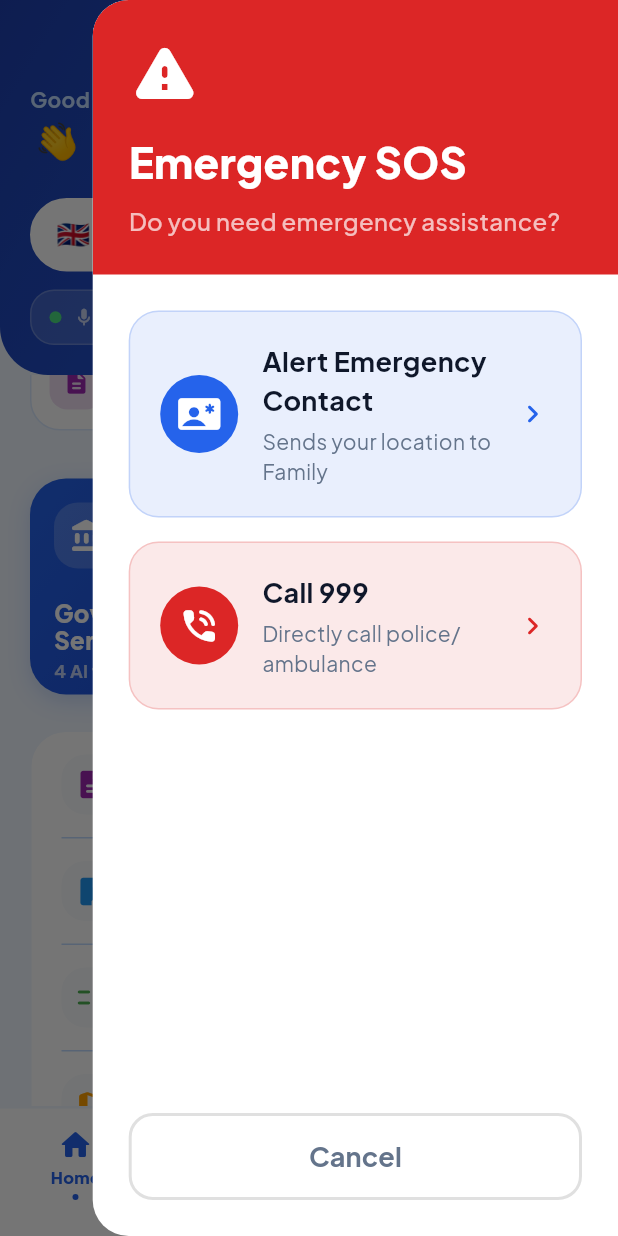
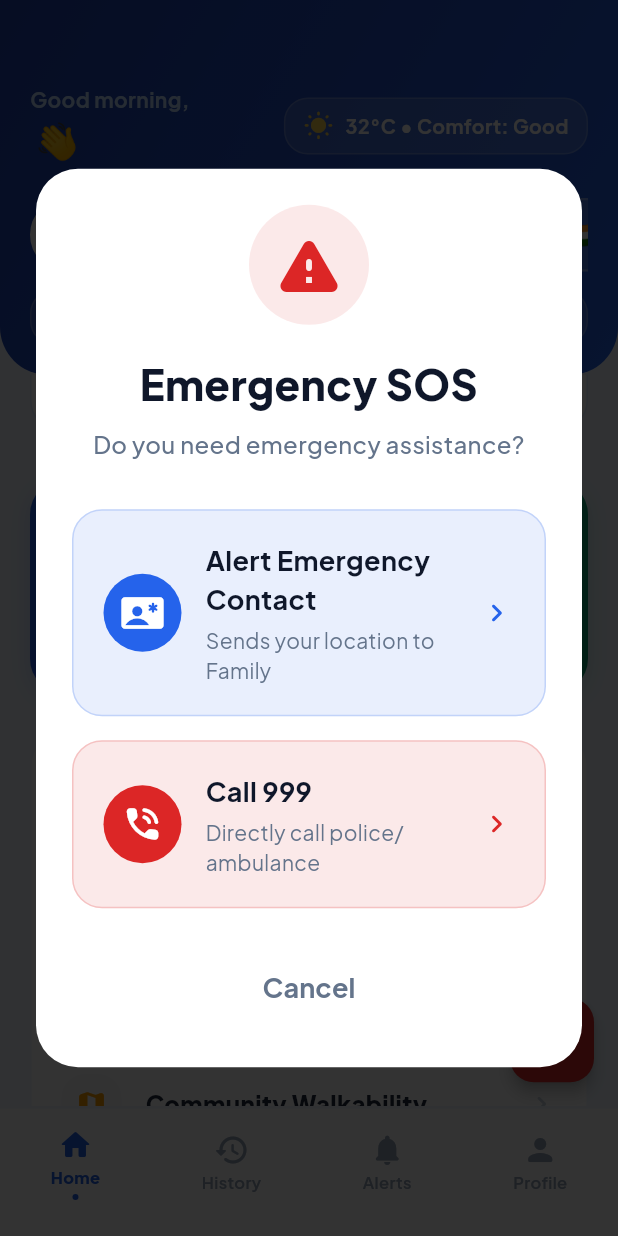
Before and after one commit to simyeeteng/SuaraWarga-AI, a Flutter app: the AppShell screen opened by its route, scrolled down 576 dp, after a tap on the "sos" icon, on a phone screen of 412 x 824 dp. Run offline on Flutter 3.47's test engine with Material 3 defaults, Android fonts, the phone set to English and light mode, and no system bars; our stand-ins replace google_fonts; accounts and stored records are empty.

Commit message:
Refactor SOS UI to a centered Dialog popup per user request

```diff
--- a/lib/shared/widgets/app_shell.dart
+++ b/lib/shared/widgets/app_shell.dart
@@ -37,52 +37,51 @@ class AppShell extends StatelessWidget {
 
     return Scaffold(
       body: body,
-      endDrawer: Drawer(
-        width: MediaQuery.of(context).size.width * 0.85,
+      floatingActionButton: FloatingActionButton(
+        onPressed: () {
+          HapticFeedback.mediumImpact();
+          showDialog(
+            context: context,
+            barrierColor: Colors.black.withOpacity(0.8), // Darkened backdrop to focus on center
+            builder: (ctx) => Dialog(
+              shape: RoundedRectangleBorder(borderRadius: BorderRadius.circular(28)),
               backgroundColor: appState.highContrast ? Colors.black : Colors.white,
-        shape: const RoundedRectangleBorder(
-          borderRadius: BorderRadius.horizontal(left: Radius.circular(24)),
+              insetPadding: const EdgeInsets.symmetric(horizontal: 24, vertical: 24),
+              child: Padding(
+                padding: const EdgeInsets.all(24),
+                child: Column(
+                  mainAxisSize: MainAxisSize.min, // Keeps it centered and tightly wrapped
+                  children: [
+                    // Visual Header
+                    Container(
+                      padding: const EdgeInsets.all(16),
+                      decoration: BoxDecoration(
+                        color: const Color(0xFFDC2626).withOpacity(0.1),
+                        shape: BoxShape.circle,
                       ),
-        child: SafeArea(
-          child: Column(
-            crossAxisAlignment: CrossAxisAlignment.stretch,
-            children: [
-              Container(
-                padding: const EdgeInsets.all(24),
-                decoration: const BoxDecoration(
-                  color: Color(0xFFDC2626),
-                  borderRadius: BorderRadius.only(topLeft: Radius.circular(24)),
+                      child: const Icon(Icons.warning_rounded, size: 48, color: Color(0xFFDC2626)),
                     ),
-                child: Column(
-                  crossAxisAlignment: CrossAxisAlignment.start,
-                  children: [
-                    const Icon(Icons.warning_rounded, size: 48, color: Colors.white),
-                    const SizedBox(height: 16),
+                    const SizedBox(height: 20),
                     Text(
                       appState.translate('sosTitle'),
-                      style: const TextStyle(
+                      textAlign: TextAlign.center,
+                      style: TextStyle(
                         fontSize: 28,
                         fontWeight: FontWeight.w900,
-                        color: Colors.white,
+                        color: appState.highContrast ? Colors.white : const Color(0xFF0F172A),
                       ),
                     ),
                     const SizedBox(height: 8),
                     Text(
                       appState.translate('sosDesc'),
-                      style: const TextStyle(
+                      textAlign: TextAlign.center,
+                      style: TextStyle(
                         fontSize: 16,
-                        color: Colors.white70,
+                        color: appState.highContrast ? Colors.white70 : const Color(0xFF64748B),
                         fontWeight: FontWeight.w500,
                       ),
                     ),
-                  ],
-                ),
-              ),
-              Expanded(
-                child: SingleChildScrollView(
-                  padding: const EdgeInsets.all(24),
-                  child: Column(
-                    children: [
+                    const SizedBox(height: 32),
                     // Option 1: Alert Emergency Contact
                     _buildSOSOption(
                       icon: Icons.contact_emergency_rounded,
@@ -91,7 +90,7 @@ class AppShell extends StatelessWidget {
                       color: const Color(0xFF2563EB),
                       appState: appState,
                       onTap: () {
-                          Navigator.pop(context);
+                        Navigator.pop(ctx);
                         ScaffoldMessenger.of(context).showSnackBar(
                           const SnackBar(content: Text('Alert sent to Emergency Contact!')),
                         );
@@ -106,28 +105,21 @@ class AppShell extends StatelessWidget {
                       color: const Color(0xFFDC2626),
                       appState: appState,
                       onTap: () {
-                          Navigator.pop(context);
+                        Navigator.pop(ctx);
                         ScaffoldMessenger.of(context).showSnackBar(
                           const SnackBar(content: Text('Calling 999...')),
                         );
                       },
                     ),
-                    ],
-                  ),
-                ),
-              ),
-              Padding(
-                padding: const EdgeInsets.all(24),
-                child: TextButton(
-                  onPressed: () => Navigator.pop(context),
+                    const SizedBox(height: 24),
+                    // Cancel Fallback
+                    TextButton(
+                      onPressed: () => Navigator.pop(ctx),
                       style: TextButton.styleFrom(
                         padding: const EdgeInsets.symmetric(vertical: 16),
+                        minimumSize: const Size(double.infinity, 56),
                         shape: RoundedRectangleBorder(
                           borderRadius: BorderRadius.circular(16),
-                      side: BorderSide(
-                        color: appState.highContrast ? Colors.white : Colors.grey[300]!,
-                        width: 2,
-                      ),
                         ),
                       ),
                       child: Text(
@@ -139,21 +131,15 @@ class AppShell extends StatelessWidget {
                         ),
                       ),
                     ),
-              ),
                   ],
                 ),
               ),
             ),
-      floatingActionButton: Builder(
-        builder: (ctx) => FloatingActionButton(
-          onPressed: () {
-            HapticFeedback.mediumImpact();
-            Scaffold.of(ctx).openEndDrawer();
+          );
         },
         backgroundColor: const Color(0xFFDC2626), // Red
         elevation: 4,
         child: const Icon(Icons.sos_rounded, color: Colors.white, size: 28),
-        ),
       ),
       bottomNavigationBar: Container(
         decoration: BoxDecoration(
```
Lines whose indentation alone changed are shown as unchanged.
